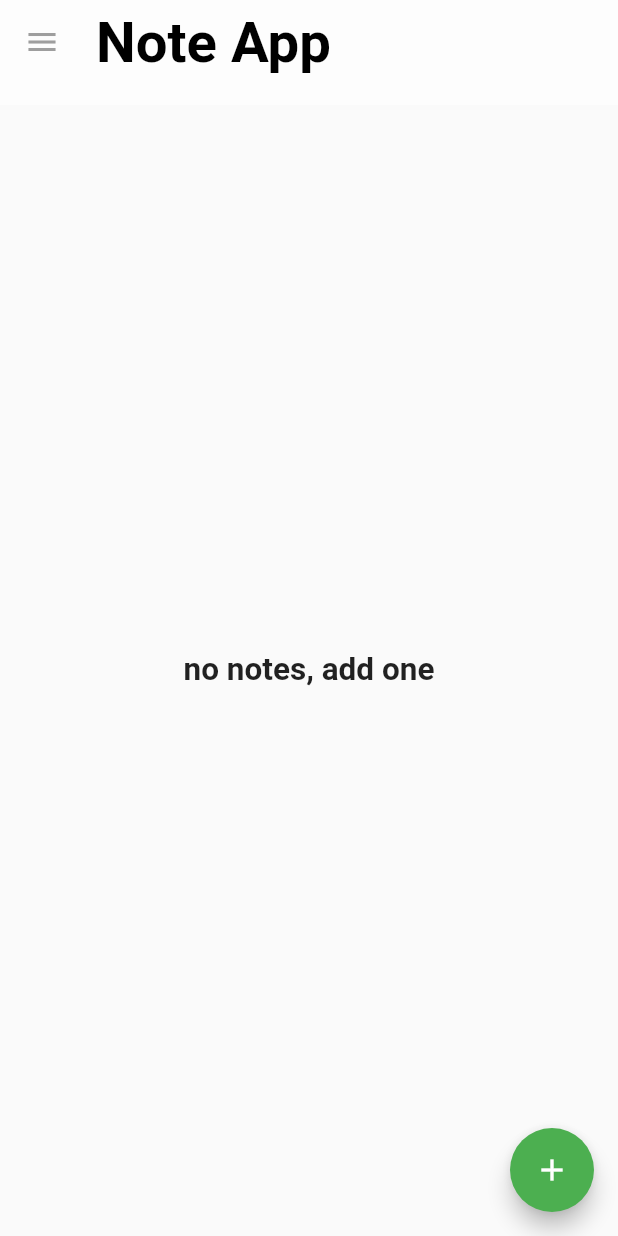
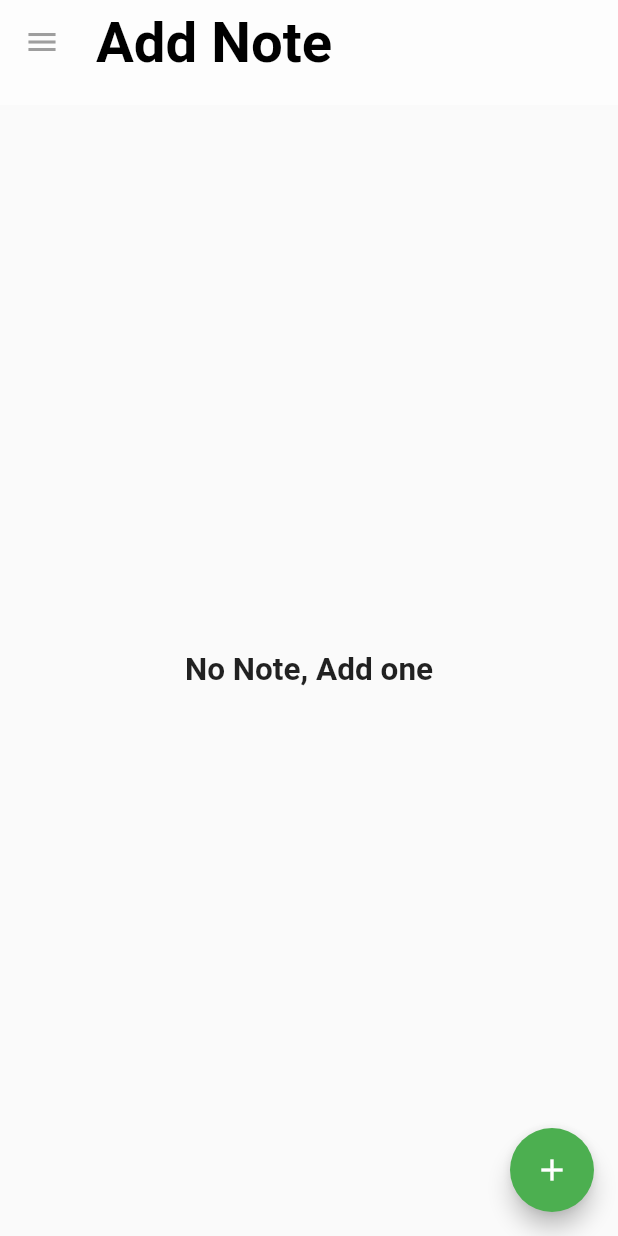
Before and after one commit to AbdoTareq/visual_note_app_task, a Flutter app: the screen it shows after launch, on a phone screen of 412 x 824 dp. Run offline on Flutter 3.47's test engine with Material 2 defaults, Android fonts, the phone set to English and light mode, and no system bars; our stand-ins replace get, get_storage, image_picker, logger, sqflite, velocity_x; accounts and stored records are empty; Roboto replaces fonts that are missing (Cairo).

Commit message:
feat: add arabic samble

```diff
--- a/lib/utils/langs/ar.dart
+++ b/lib/utils/langs/ar.dart
@@ -1,7 +1,8 @@
 import 'lang_keys.dart';
 
 const Map<String, String> ar = {
-  ar_login: 'تسجيل الدخول',
+  ar_add_note: 'اضف ملاحظة',
+  ar_no_note: 'لا يوجد ملاحظات اضف واحده',
   ar_signup: 'انشاء حساب',
   ar_watch: 'انتبه!',
   ar_logout: 'تسجيل خروج',
--- a/lib/utils/langs/en.dart
+++ b/lib/utils/langs/en.dart
@@ -10,4 +10,6 @@ const Map<String, String> en = {
   ar_passWar: 'Password is empty',
   ar_mailWar: 'Mail is not valid',
   ar_enter_fields: 'Enter required fields',
+  ar_add_note: 'Add Note',
+  ar_no_note: 'No Note, Add one',
 };
--- a/lib/utils/langs/lang_keys.dart
+++ b/lib/utils/langs/lang_keys.dart
@@ -9,3 +9,5 @@ const String ar_watch = 'watch';
 const String ar_success = 'success';
 const String ar_no_data = 'no_data';
 const String ar_enter_fields = 'fields_war';
+const String ar_add_note = 'add_note';
+const String ar_no_note = 'no_note';
--- a/lib/view/pages/home_page.dart
+++ b/lib/view/pages/home_page.dart
@@ -4,6 +4,7 @@ import 'package:flutter/material.dart';
 import 'package:get/get.dart';
 import 'package:visual_note_app_task/constants.dart';
 import 'package:visual_note_app_task/controller/note_controller.dart';
+import 'package:visual_note_app_task/utils/langs/lang_keys.dart';
 import 'package:visual_note_app_task/view/pages/add_note_page.dart';
 import 'package:visual_note_app_task/view/widgets/app_drawer.dart';
 import 'package:visual_note_app_task/view/widgets/custom_app_bar.dart';
@@ -17,13 +18,13 @@ class HomePage extends GetView<NoteController> {
   Widget build(BuildContext context) {
     return Scaffold(
       appBar: const CustomAppBar(
-        title: 'Note App',
+        title: ar_add_note,
       ),
       drawer: const AppDrawer(),
       body: SafeArea(
         child: GetX<NoteController>(builder: (_) {
           return _.notes.isEmpty
-              ? 'no notes, add one'.tr.text.xl2.bold.makeCentered()
+              ? ar_no_note.tr.text.xl2.bold.makeCentered()
               : Column(
                   children: [
                     'Swip note to delete & tap to edit'.tr.text.bold.xl.red500.make().p8(),
```
